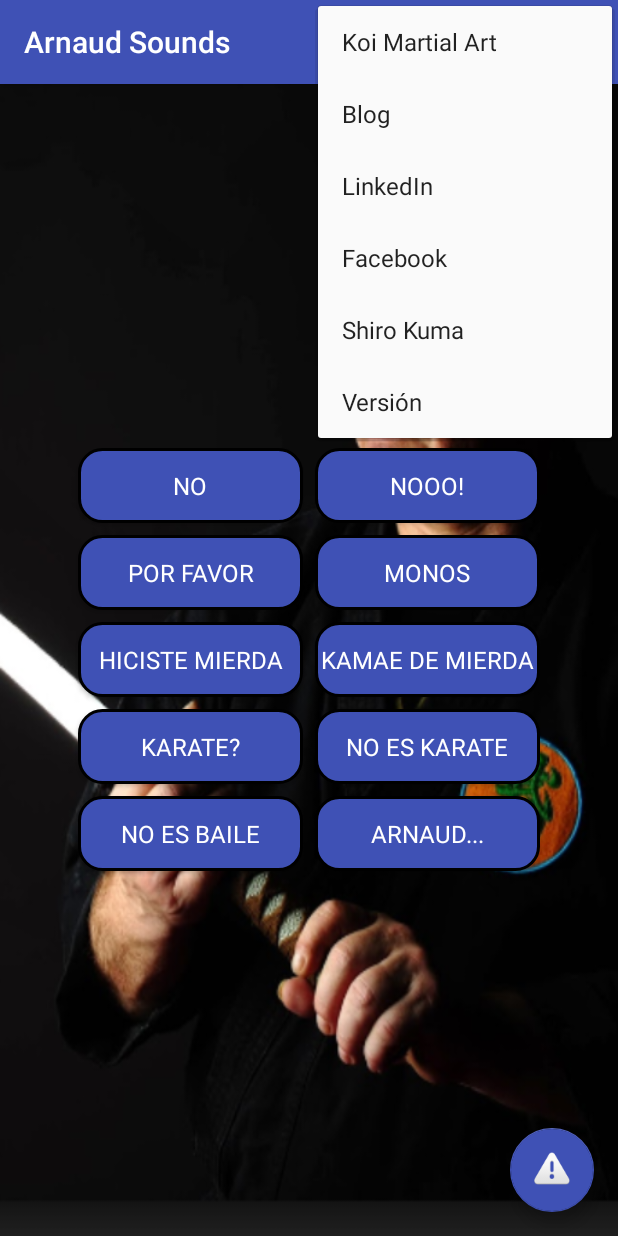
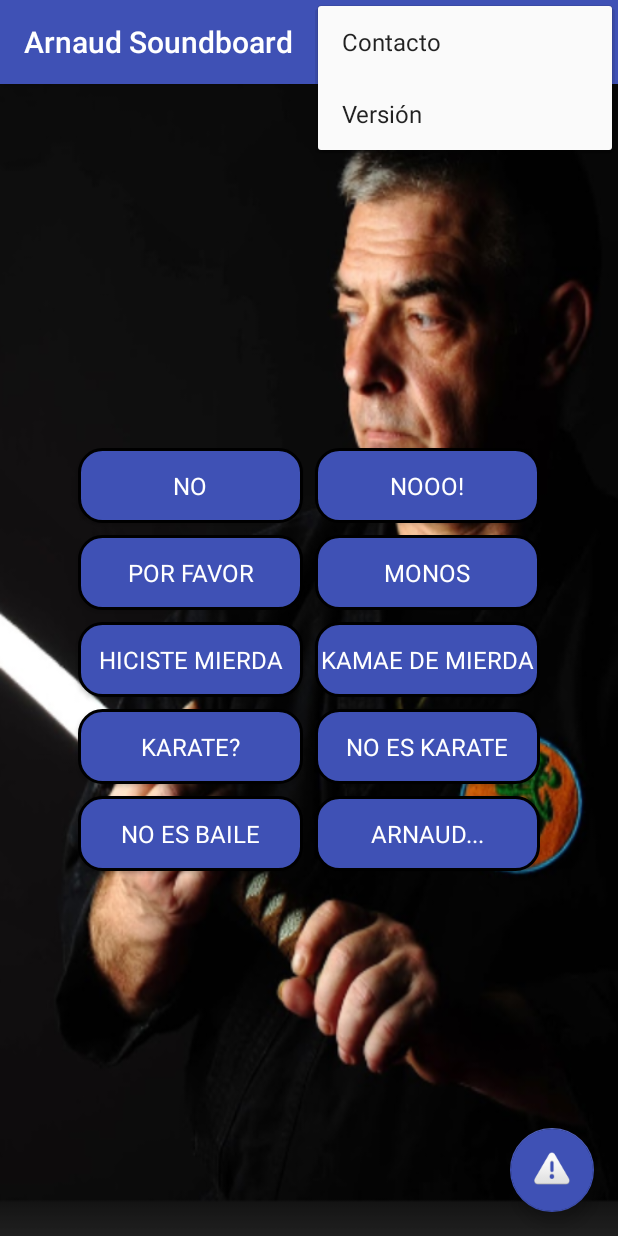
Before and after one commit to albertoito/ArnaudSounds, an Android app: the screen it shows after launch (MainActivity), with the options menu open, on a phone screen of 412 x 824 dp. Run offline under Robolectric (Android 15) with nearby library versions, the phone set to English and light mode, and no system bars.

Commit message:
Modificación visual de los medios Se agrega compartir la aplicación Se desactiva el arnaud_pronuntiation

```diff
--- a/app/build.gradle
+++ b/app/build.gradle
@@ -7,8 +7,8 @@ android {
         applicationId "com.jihiryu.albertoi.arnaudsounds"
         minSdkVersion 21
         targetSdkVersion 25
-        versionCode 7
-        versionName "1.1.0"
+        versionCode 8
+        versionName "1.2.0"
     }
     buildTypes {
         release {
--- /dev/null
+++ b/app/src/main/res/drawable/ic_share.xml
@@ -0,0 +1,9 @@
+<vector xmlns:android="http://schemas.android.com/apk/res/android"
+        android:width="24dp"
+        android:height="24dp"
+        android:viewportWidth="24.0"
+        android:viewportHeight="24.0">
+    <path
+        android:pathData="M18,16.08c-0.76,0 -1.44,0.3 -1.96,0.77L8.91,12.7c0.05,-0.23 0.09,-0.46 0.09,-0.7s-0.04,-0.47 -0.09,-0.7l7.05,-4.11c0.54,0.5 1.25,0.81 2.04,0.81 1.66,0 3,-1.34 3,-3s-1.34,-3 -3,-3 -3,1.34 -3,3c0,0.24 0.04,0.47 0.09,0.7L8.04,9.81C7.5,9.31 6.79,9 6,9c-1.66,0 -3,1.34 -3,3s1.34,3 3,3c0.79,0 1.5,-0.31 2.04,-0.81l7.12,4.16c-0.05,0.21 -0.08,0.43 -0.08,0.65 0,1.61 1.31,2.92 2.92,2.92 1.61,0 2.92,-1.31 2.92,-2.92s-1.31,-2.92 -2.92,-2.92z"
+        android:fillColor="#FFFFFF"/>
+</vector>
--- a/app/src/main/res/menu/menu_main.xml
+++ b/app/src/main/res/menu/menu_main.xml
@@ -4,28 +4,10 @@
     tools:context="com.jihiryu.albertoi.arnaudsounds.MainActivity">
 
     <item
-        android:id="@+id/action_koi"
-        android:orderInCategory="100"
-        android:title="@string/action_koi"
-        app:showAsAction="never" />
-
-    <item
-        android:id="@+id/action_contact"
-        android:orderInCategory="100"
-        android:title="@string/action_contact"
-        app:showAsAction="never" />
-
-    <item
-        android:id="@+id/action_linkedin"
-        android:orderInCategory="100"
-        android:title="@string/action_linkedin"
-        app:showAsAction="never" />
-
-    <item
-        android:id="@+id/action_facebook"
-        android:orderInCategory="100"
-        android:title="@string/action_facebook"
-        app:showAsAction="never" />
+        android:id="@+id/action_share"
+        android:icon="@drawable/ic_share"
+        app:showAsAction="always"
+        android:title="share" />
 
     <item
         android:id="@+id/action_arnaud"
--- /dev/null
+++ b/app/src/main/res/values/arrays.xml
@@ -0,0 +1,9 @@
+<?xml version="1.0" encoding="utf-8"?>
+<resources>
+    <array name="contactos">
+        <item>@string/action_koi</item>
+        <item>@string/action_facebook</item>
+        <item>@string/action_linkedin</item>
+        <item>@string/action_wordpress</item>
+    </array>
+</resources>
--- a/app/src/main/res/values/strings.xml
+++ b/app/src/main/res/values/strings.xml
@@ -1,25 +1,30 @@
 <resources>
-    <string name="app_name">Arnaud Sounds</string>
+    <string name="app_name">Arnaud Soundboard</string>
 
     <!-- Menu options -->
-    <string name="action_koi">Koi Martial Art</string>
-    <string name="action_contact">Blog</string>
+    <string name="action_arnaud">Contacto</string>
+    <string name="action_about">Versión</string>
+
+    <string name="action_koi">Página oficial</string>
+    <string name="action_facebook">Facebook</string>
     <string name="action_linkedin">LinkedIn</string>
-    <string name="action_facebook">Facebook</string>
-    <string name="action_arnaud">Shiro Kuma</string>
-    <string name="action_about">Versión</string>
+    <string name="action_wordpress">Wordpress</string>
 
     <!-- Urls -->
     <string name="url_koi">http://www.koimartialart.com/</string>
-    <string name="url_contact">https://kumafr.wordpress.com/</string>
+    <string name="url_wordpress">https://kumafr.wordpress.com/</string>
     <string name="url_linkedin">https://www.linkedin.com/in/arnaudcousergue/</string>
     <string name="url_facebook">https://www.facebook.com/arnaud.cousergue</string>
+    <string name="url_share_app">https://play.google.com/store/apps/details?id=com.jihiryu.albertoi.arnaudsounds</string>
+
+    <!-- Share text -->
+    <string name="share_title">Compartir la aplicación a través de:</string>
 
     <!-- Snackbar text -->
     <string name="sb_entre_lineas">Ninjutsu te enseña a leer entre líneas</string>
     <string name="sb_vol_mono">Tienes que aumentar el volumen, mono</string>
 
     <!-- Versión -->
-    <string name="version">1.1.0 by Jihiryu Dojo Mobile</string>
+    <string name="version">1.2.0 by Jihiryu Dojo Mobile</string>
 
 </resources>
```
Also changed, not shown: app/src/main/java/com/jihiryu/albertoi/arnaudsounds/MainActivity.java (+93 -52 lines).
